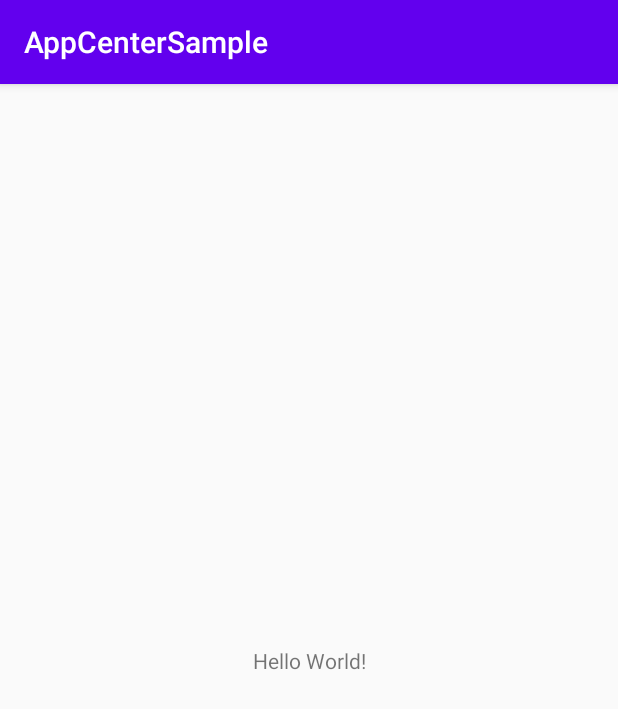
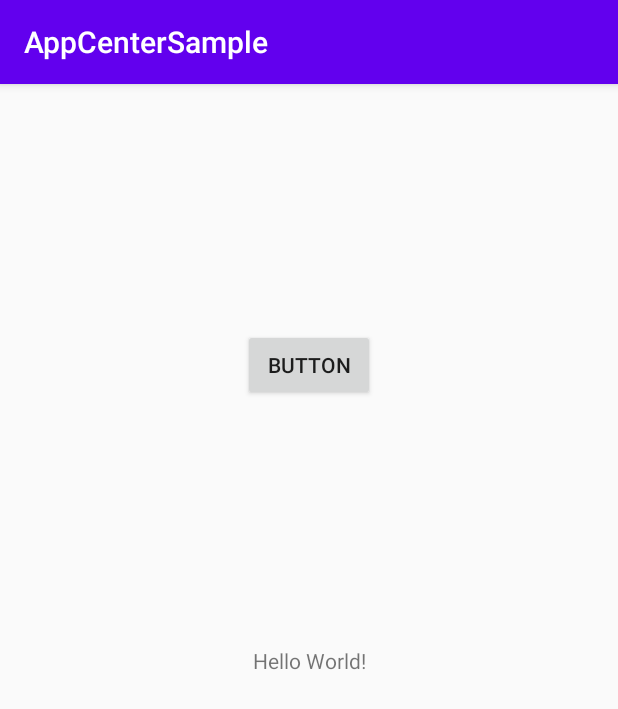
Before and after one commit to v-rodrc/AndroidAppCenter, an Android app: the screen it shows after launch (MainActivity), on a phone screen of 412 x 824 dp. Shown: the top 709 px of the screen. Run offline under Robolectric (Android 15) with nearby library versions, the phone set to English and light mode, and no system bars; libraries missing offline, so code that uses them is left out: com.microsoft.appcenter; 3 statements that could not run were skipped.

```diff
--- a/app/build.gradle
+++ b/app/build.gradle
@@ -37,4 +37,6 @@ dependencies {
     testImplementation 'junit:junit:4.12'
     androidTestImplementation 'androidx.test.ext:junit:1.1.1'
     androidTestImplementation 'androidx.test.espresso:espresso-core:3.2.0'
+
+    androidTestImplementation('com.microsoft.appcenter:espresso-test-extension:1.4')
 }
--- a/app/src/main/java/com/example/appcentersample/MainActivity.java
+++ b/app/src/main/java/com/example/appcentersample/MainActivity.java
@@ -3,12 +3,24 @@ package com.example.appcentersample;
 import androidx.appcompat.app.AppCompatActivity;
 
 import android.os.Bundle;
+import android.view.View;
+import android.widget.Button;
+import android.widget.Toast;
 
 import com.microsoft.appcenter.AppCenter;
 import com.microsoft.appcenter.analytics.Analytics;
 import com.microsoft.appcenter.crashes.Crashes;
 
 public class MainActivity extends AppCompatActivity {
+
+    Button btn;
+
+
+    @Override
+    protected void onResume() {
+        super.onResume();
+       // Crashes.generateTestCrash();
+    }
 
     @Override
     protected void onCreate(Bundle savedInstanceState) {
@@ -17,5 +29,22 @@ public class MainActivity extends AppCompatActivity {
 
         AppCenter.start(getApplication(), "da13410d-be8a-4b3e-bf2a-8cae42ed0031",
                 Analytics.class, Crashes.class);
+
+btn = (Button)findViewById(R.id.button);
+
+
+        Crashes.isEnabled();
+
+        Crashes.setEnabled(true);
+
+        btn.setOnClickListener(new View.OnClickListener() {
+            @Override
+            public void onClick(View v) {
+                Toast.makeText(MainActivity.this, "This button has been clicked", Toast.LENGTH_LONG).show();
+              Analytics.trackEvent("button clicked");
+            }
+        });
+
+
     }
 }
--- a/app/src/main/res/layout/activity_main.xml
+++ b/app/src/main/res/layout/activity_main.xml
@@ -7,6 +7,7 @@
     tools:context=".MainActivity">
 
     <TextView
+        android:id="@+id/textView"
         android:layout_width="wrap_content"
         android:layout_height="wrap_content"
         android:text="Hello World!"
@@ -15,4 +16,14 @@
         app:layout_constraintRight_toRightOf="parent"
         app:layout_constraintTop_toTopOf="parent" />
 
+    <Button
+        android:id="@+id/button"
+        android:layout_width="wrap_content"
+        android:layout_height="wrap_content"
+        android:text="Button"
+        app:layout_constraintBottom_toTopOf="@+id/textView"
+        app:layout_constraintEnd_toEndOf="parent"
+        app:layout_constraintStart_toStartOf="parent"
+        app:layout_constraintTop_toTopOf="parent" />
+
 </androidx.constraintlayout.widget.ConstraintLayout>
```
Also changed, not shown: 3 other files.
